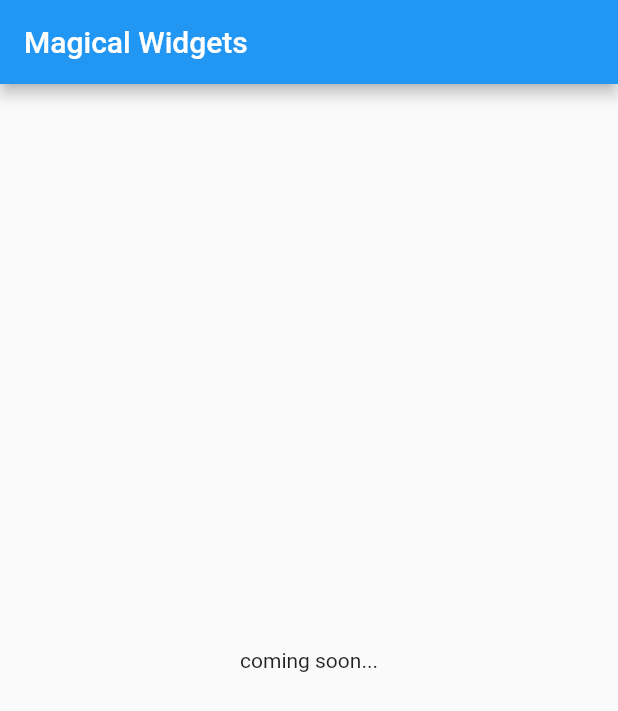
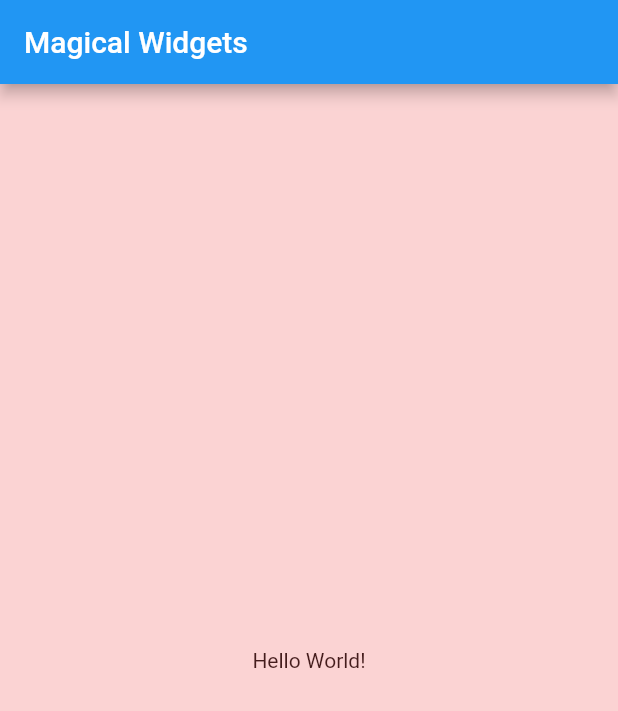
Before and after one commit to moneer-muntazah/magical_widgets, a Flutter app: the screen it shows after launch, on a phone screen of 412 x 824 dp. Shown: the top 711 px of the screen. Run offline on Flutter 3.47's test engine with Material 2 defaults, Android fonts, the phone set to English and light mode, and no system bars.

Commit message:
SingoleChildRenderObjectWidget is working

```diff
--- a/example/lib/main.dart
+++ b/example/lib/main.dart
@@ -27,12 +27,21 @@ class MyApp extends StatelessWidget {
         //     color: Colors.orange.shade100,
         //     child: ProgressBarSingleChild(
         //       barColor: Colors.red,
-        //       child: Container(width: 100, height: 100, color: Colors.black),
+        //       child: Container(width: 20, height: 20, color: Colors.black),
         //     ),
         //   ),
         // ),
-        body: const Center(
-          child: Text('coming soon...'),
+        // body: const Center(
+        //   child: Text('coming soon...'),
+        // ),
+        body: Center(
+          child: Tint(
+            color: Color.fromARGB(40, 255, 0, 0),
+            child: Text(
+              'Hello World!',
+              textDirection: TextDirection.ltr,
+            ),
+          ),
         ),
       ),
     );
--- a/lib/magical_widgets.dart
+++ b/lib/magical_widgets.dart
@@ -1,2 +1,3 @@
 export 'progress_bar_leaf.dart';
 export 'progress_bar_single_child.dart';
+export 'tint.dart';
--- a/lib/progress_bar_single_child.dart
+++ b/lib/progress_bar_single_child.dart
@@ -1,28 +1,22 @@
 import 'package:flutter/foundation.dart';
 import 'package:flutter/widgets.dart';
 import 'package:flutter/rendering.dart';
-import 'package:flutter/material.dart' show Colors;
 
 class ProgressBarSingleChild extends SingleChildRenderObjectWidget {
   const ProgressBarSingleChild(
-      {Key? key,
-      required this.child,
-      required this.barColor})
+      {Key? key, required Widget child, required this.barColor})
       : super(key: key, child: child);
 
-  final Widget child;
   final Color barColor;
 
   @override
   _RenderProgressBarSingleChild createRenderObject(BuildContext context) =>
-      _RenderProgressBarSingleChild(
-          barColor: barColor);
+      _RenderProgressBarSingleChild(barColor: barColor);
 
   @override
   void updateRenderObject(
           BuildContext context, _RenderProgressBarSingleChild renderObject) =>
-      renderObject
-        ..barColor = barColor;
+      renderObject..barColor = barColor;
 
   @override
   void debugFillProperties(DiagnosticPropertiesBuilder properties) {
@@ -32,11 +26,9 @@ class ProgressBarSingleChild extends SingleChildRenderObjectWidget {
 }
 
 class _RenderProgressBarSingleChild extends RenderProxyBox {
-  static const _minDesiredWidth = 100.0;
-
-  _RenderProgressBarSingleChild(
-      {RenderBox? child, required Color barColor})
-      : _barColor = barColor, super(child);
+  _RenderProgressBarSingleChild({RenderBox? child, required Color barColor})
+      : _barColor = barColor,
+        super(child);
 
   Color get barColor => _barColor;
   Color _barColor;
@@ -47,48 +39,41 @@ class _RenderProgressBarSingleChild extends RenderProxyBox {
     markNeedsPaint();
   }
 
-  double _currentThumbValue = 0.5;
-
-  // @override
-  // double computeMinIntrinsicWidth(double height) => _minDesiredWidth;
-  //
-  // @override
-  // double computeMaxIntrinsicWidth(double height) => _minDesiredWidth;
-  //
-  // @override
-  // double computeMinIntrinsicHeight(double width) => 50.0;
-  //
-  // @override
-  // double computeMaxIntrinsicHeight(double width) => 50.0;
+  @override
+  Size computeDryLayout(BoxConstraints constraints) {
+    final desiredWidth = constraints.maxWidth;
+    final desiredHeight = 50.0;
+    final desiredSize = Size(desiredWidth, desiredHeight);
+    return constraints.constrain(desiredSize);
+  }
 
   @override
   void performLayout() {
+    if (child != null) {
+      child!.layout(constraints, parentUsesSize: true);
+    }
     size = computeDryLayout(constraints);
   }
 
   @override
-  Size computeDryLayout(BoxConstraints constraints) {
-    // final desiredWidth = constraints.maxWidth;
-    // final desiredHeight = 50.0;
-    // final desiredSize = Size(desiredWidth, desiredHeight);
-    // return constraints.constrain(desiredSize);
-    return constraints.biggest;
-  }
+  void paint(PaintingContext context, Offset offset) {
+    context.canvas.save();
+    context.canvas.translate(offset.dx, offset.dy);
 
-  @override
-  void paint(PaintingContext context, Offset offset) {
-    final canvas = context.canvas;
-    canvas.save();
-    canvas.translate(offset.dx, offset.dy);
+    if (child != null) {
+      context.paintChild(
+          child!,
+          Offset(size.width / 2 - child!.size.width / 2,
+              size.height / 2 - child!.size.width / 2));
+    }
 
     final barPaint = Paint()
       ..color = barColor
       ..strokeWidth = 5;
     final point1 = Offset(0, size.height / 2);
     final point2 = Offset(size.width, size.height / 2);
-    canvas.drawLine(point1, point2, barPaint);
-    context.paintChild(child!, point1);
-    context.canvas.drawColor(Colors.transparent, BlendMode.srcOver);
-    canvas.restore();
+    context.canvas.drawLine(point1, point2, barPaint);
+
+    context.canvas.restore();
   }
 }
--- a/lib/tint.dart
+++ b/lib/tint.dart
@@ -1 +1,55 @@
 /// Source: https://nicksnettravels.builttoroam.com/create-a-flutter-widget/
+import 'package:flutter/widgets.dart';
+import 'package:flutter/rendering.dart';
+import 'package:flutter/foundation.dart';
+
+class Tint extends SingleChildRenderObjectWidget {
+  const Tint({Key? key, required this.color, required Widget child})
+      : super(key: key, child: child);
+
+  final Color color;
+
+  @override
+  RenderTint createRenderObject(BuildContext context) =>
+      RenderTint(color: color);
+
+  @override
+  void updateRenderObject(BuildContext context, RenderTint renderObject) =>
+      renderObject..color = color;
+
+  @override
+  void debugFillProperties(DiagnosticPropertiesBuilder properties) {
+    super.debugFillProperties(properties);
+    properties.add(ColorProperty('color', color));
+  }
+}
+
+class RenderTint extends RenderProxyBox {
+  RenderTint({Color color = const Color(0x00000000), RenderBox? child})
+      : _color = color,
+        super(child);
+
+  Color get color => _color;
+  Color _color;
+
+  set color(Color color) {
+    if (_color == color) return;
+    _color = color;
+    markNeedsPaint();
+    markNeedsSemanticsUpdate();
+  }
+
+  @override
+  void paint(PaintingContext context, Offset offset) {
+    if (child != null) {
+      context.paintChild(child!, offset);
+    }
+    context.canvas.drawColor(color, BlendMode.srcOver);
+  }
+
+  @override
+  void debugFillProperties(DiagnosticPropertiesBuilder properties) {
+    super.debugFillProperties(properties);
+    properties.add(ColorProperty('color', color));
+  }
+}
```
